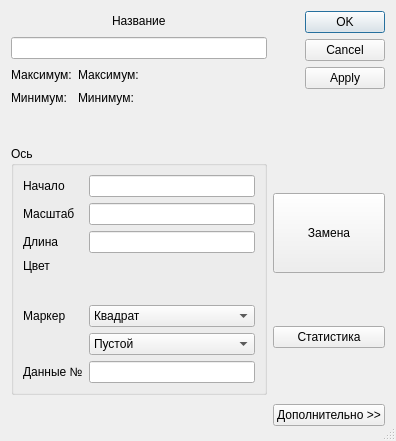
The window that Dialogs/gaxe_dialog.ui (SukhoiRU/Graphics) describes before a commit, drawn with Qt 5.
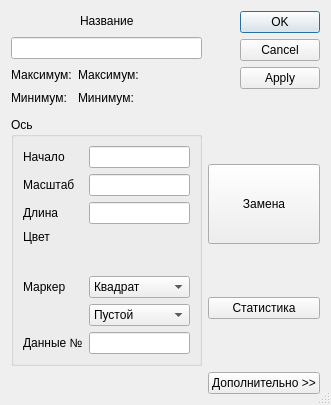
The same window after the commit. Custom widgets are drawn as their Qt base class.

Patch:
```diff
--- a/Dialogs/gaxe_dialog.ui
+++ b/Dialogs/gaxe_dialog.ui
@@ -6,8 +6,8 @@
    <rect>
     <x>0</x>
     <y>0</y>
-    <width>396</width>
-    <height>441</height>
+    <width>306</width>
+    <height>389</height>
    </rect>
   </property>
   <property name="windowTitle">
```
